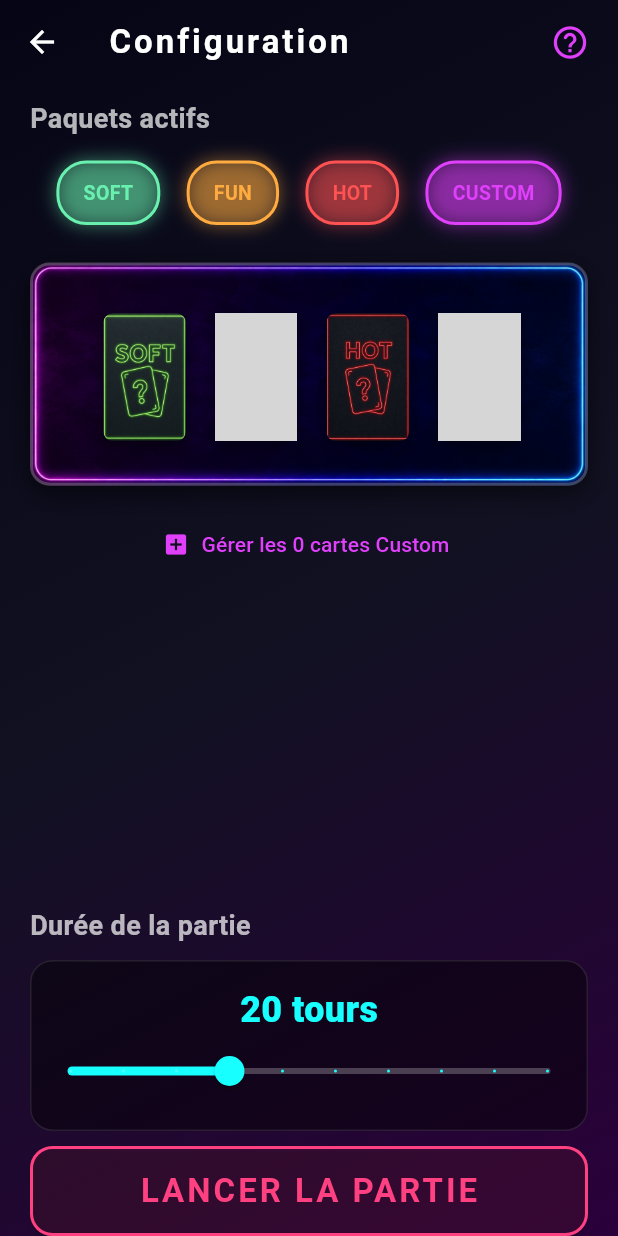
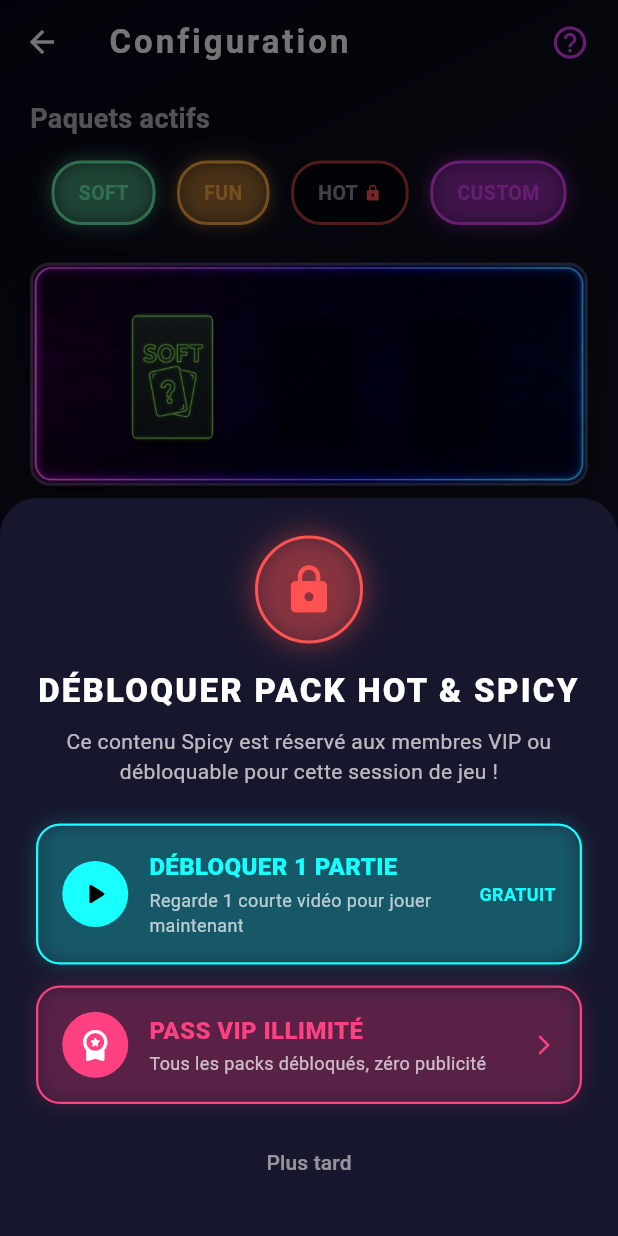
Before and after one commit to Erakiss/GameFLix, a Flutter app: the TodLobbyScreen screen opened directly with empty values, after a tap on "HOT", on a phone screen of 412 x 824 dp. Run offline on Flutter 3.47's test engine with Material 3 defaults, Android fonts, the light colour scheme and no system bars; our stand-ins replace audioplayers, auto_size_text, font_awesome_flutter, google_mobile_ads, shared_preferences; missing offline and left inert: purchases_flutter; accounts and stored records are empty; grey boxes are pictures that could not be loaded.

Commit message:
feat: implement AccessControlProvider with RevenueCat VIP and Rewarded Ad unlocks (#7)

```diff
--- a/lib/games/truth_or_dare/tod_lobby.dart
+++ b/lib/games/truth_or_dare/tod_lobby.dart
@@ -1,4 +1,5 @@
 import 'package:flutter/material.dart';
+import 'package:provider/provider.dart';
 import 'package:shared_preferences/shared_preferences.dart';
 import 'dart:convert';
 
@@ -6,7 +7,9 @@
 import 'package:gameflix/models/game_card.dart';
 import 'package:gameflix/games/truth_or_dare/tod_game.dart';
 import 'package:gameflix/shared/widgets/game_rules_sheet.dart';
+import 'package:gameflix/shared/widgets/unlock_pack_sheet.dart';
 import 'package:gameflix/services/pack_loader_service.dart';
+import 'package:gameflix/state/access_control_provider.dart';
 
 class TodLobbyScreen extends StatefulWidget {
   final List<Player> players;
@@ -127,6 +130,9 @@
   Widget build(BuildContext context) {
     if (_isLoading) return const Scaffold(body: Center(child: CircularProgressIndicator()));
 
+    final access = context.watch<AccessControlProvider>();
+    final bool canAccessHot = access.canAccess('tod_hot', isPremium: true);
+
     return Scaffold(
       appBar: AppBar(
         title: const Text("Configuration", style: TextStyle(fontWeight: FontWeight.bold, letterSpacing: 2)),
@@ -160,7 +166,26 @@
                   children: [
                     _buildMiniToggle("SOFT", Colors.greenAccent, _useSoft, () => _toggleDeck('SOFT', _useSoft)),
                     _buildMiniToggle("FUN", Colors.orangeAccent, _useFun, () => _toggleDeck('FUN', _useFun)),
-                    _buildMiniToggle("HOT", Colors.redAccent, _useHot, () => _toggleDeck('HOT', _useHot)),
+                    _buildMiniToggle(
+                      "HOT",
+                      Colors.redAccent,
+                      _useHot,
+                      () {
+                        if (!canAccessHot) {
+                          UnlockPackSheet.show(
+                            context,
+                            packId: 'tod_hot',
+                            packTitle: 'Pack Hot & Spicy',
+                            onUnlocked: () {
+                              _toggleDeck('HOT', false);
+                            },
+                          );
+                        } else {
+                          _toggleDeck('HOT', _useHot);
+                        }
+                      },
+                      isLocked: !canAccessHot,
+                    ),
                     _buildMiniToggle("CUSTOM", Colors.purpleAccent, _useCustom, () => _toggleDeck('CUSTOM', _useCustom)),
                   ],
                 ),
@@ -215,7 +240,13 @@
   }
 
   // Composant : Les petits boutons Néon
-  Widget _buildMiniToggle(String label, Color color, bool isActive, VoidCallback onTap) {
+  Widget _buildMiniToggle(
+    String label,
+    Color color,
+    bool isActive,
+    VoidCallback onTap, {
+    bool isLocked = false,
+  }) {
     return GestureDetector(
       onTap: onTap,
       child: AnimatedContainer(
@@ -223,11 +254,23 @@
         padding: const EdgeInsets.symmetric(horizontal: 16, vertical: 10),
         decoration: BoxDecoration(
           color: isActive ? color.withValues(alpha: 0.2) : Colors.black45,
-          border: Border.all(color: isActive ? color : Colors.white24, width: 2),
+          border: Border.all(
+            color: isLocked ? Colors.redAccent.withValues(alpha: 0.7) : (isActive ? color : Colors.white24),
+            width: 2,
+          ),
           borderRadius: BorderRadius.circular(20),
           boxShadow: isActive ? [BoxShadow(color: color.withValues(alpha: 0.5), blurRadius: 10)] : [],
         ),
-        child: Text(label, style: TextStyle(color: isActive ? color : Colors.white54, fontWeight: FontWeight.bold, fontSize: 13)),
+        child: Row(
+          mainAxisSize: MainAxisSize.min,
+          children: [
+            Text(label, style: TextStyle(color: isActive ? color : Colors.white54, fontWeight: FontWeight.bold, fontSize: 13)),
+            if (isLocked) ...[
+              const SizedBox(width: 4),
+              const Icon(Icons.lock_rounded, size: 12, color: Colors.redAccent),
+            ],
+          ],
+        ),
       ),
     );
   }
--- a/lib/hub/gameflix_hub.dart
+++ b/lib/hub/gameflix_hub.dart
@@ -9,6 +9,7 @@
 import 'package:gameflix/shared/widgets/hub_banner_ad.dart';
 import 'package:gameflix/shared/widgets/neon_volume_control.dart';
 import 'package:gameflix/state/players_controller.dart';
+import 'package:gameflix/state/access_control_provider.dart';
 
 class GameFlixHub extends StatefulWidget {
   const GameFlixHub({super.key});
@@ -26,6 +27,7 @@
       }
     });
     AdManager.instance.init();
+    AccessControlProvider.instance.resetTemporaryUnlocks();
   }
 
   void _openPlayerManager() {
--- /dev/null
+++ b/lib/shared/widgets/unlock_pack_sheet.dart
@@ -0,0 +1,281 @@
+// lib/shared/widgets/unlock_pack_sheet.dart
+import 'package:flutter/material.dart';
+import 'package:gameflix/services/ad_manager.dart';
+import 'package:gameflix/state/access_control_provider.dart';
+
+/// Boîte de dialogue modale permettant de débloquer un pack ou une catégorie Spicy :
+/// Option 1 : Abonnement VIP permanent (RevenueCat).
+/// Option 2 : Visionnage d'une publicité récompensée AdMob (déblocage pour la partie en cours).
+class UnlockPackSheet extends StatelessWidget {
+  final String packId;
+  final String packTitle;
+  final VoidCallback onUnlocked;
+
+  const UnlockPackSheet({
+    super.key,
+    required this.packId,
+    required this.packTitle,
+    required this.onUnlocked,
+  });
+
+  /// Ouvre la modale de déblocage
+  static Future<void> show(
+    BuildContext context, {
+    required String packId,
+    required String packTitle,
+    required VoidCallback onUnlocked,
+  }) {
+    return showModalBottomSheet(
+      context: context,
+      isScrollControlled: true,
+      backgroundColor: const Color(0xFF16162D),
+      shape: const RoundedRectangleBorder(
+        borderRadius: BorderRadius.vertical(top: Radius.circular(25)),
+      ),
+      builder: (_) => UnlockPackSheet(
+        packId: packId,
+        packTitle: packTitle,
+        onUnlocked: onUnlocked,
+      ),
+    );
+  }
+
+  void _watchRewardedAd(BuildContext context) {
+    final access = AccessControlProvider.instance;
+
+    ScaffoldMessenger.of(context).showSnackBar(
+      const SnackBar(
+        content: Text("Chargement de la vidéo récompensée... 🎬"),
+        duration: Duration(seconds: 2),
+      ),
+    );
+
+    AdManager.instance.showRewardedAd(
+      onUserEarnedReward: () {
+        access.unlockTemporarily(packId);
+        if (Navigator.of(context).canPop()) {
+          Navigator.of(context).pop();
+        }
+        onUnlocked();
+        ScaffoldMessenger.of(context).showSnackBar(
+          SnackBar(
+            content: Text("🔥 $packTitle débloqué pour cette partie !"),
+            backgroundColor: Colors.greenAccent.shade700,
+          ),
+        );
+      },
+      onAdFailed: () {
+        ScaffoldMessenger.of(context).showSnackBar(
+          const SnackBar(
+            content: Text("Vidéo indisponible ou appareil hors-ligne. Réessaie dans un instant !"),
+            backgroundColor: Colors.redAccent,
+          ),
+        );
+      },
+    );
+  }
+
+  void _buySubscription(BuildContext context) async {
+    final access = AccessControlProvider.instance;
+    final success = await access.purchaseSubscription();
+
+    if (!context.mounted) return;
+
+    if (success) {
+      if (Navigator.of(context).canPop()) {
+        Navigator.of(context).pop();
+      }
+      onUnlocked();
+      ScaffoldMessenger.of(context).showSnackBar(
+        const SnackBar(
+          content: Text("👑 Bienvenue VIP ! Tous les packs sont débloqués à vie !"),
+          backgroundColor: Colors.pinkAccent,
+        ),
+      );
+    } else {
+      ScaffoldMessenger.of(context).showSnackBar(
+        const SnackBar(
+          content: Text("Achat annulé ou indisponible."),
+          backgroundColor: Colors.orangeAccent,
+        ),
+      );
+    }
+  }
+
+  @override
+  Widget build(BuildContext context) {
+    return SafeArea(
+      child: Padding(
+        padding: const EdgeInsets.symmetric(horizontal: 24, vertical: 25),
+        child: Column(
+          mainAxisSize: MainAxisSize.min,
+          children: [
+            // 1. En-tête avec cadenas néon
+            Container(
+              padding: const EdgeInsets.all(16),
+              decoration: BoxDecoration(
+                color: Colors.redAccent.withValues(alpha: 0.15),
+                shape: BoxShape.circle,
+                border: Border.all(color: Colors.redAccent, width: 2),
+                boxShadow: [
+                  BoxShadow(
+                    color: Colors.redAccent.withValues(alpha: 0.4),
+                    blurRadius: 15,
+                    spreadRadius: 2,
+                  ),
+                ],
+              ),
+              child: const Icon(Icons.lock_rounded, color: Colors.redAccent, size: 36),
+            ),
+            const SizedBox(height: 16),
+
+            Text(
+              "DÉBLOQUER $packTitle".toUpperCase(),
+              textAlign: TextAlign.center,
+              style: const TextStyle(
+                fontSize: 22,
+                fontWeight: FontWeight.w900,
+                color: Colors.white,
+                letterSpacing: 1.5,
+              ),
+            ),
+            const SizedBox(height: 8),
+
+            const Text(
+              "Ce contenu Spicy est réservé aux membres VIP ou débloquable pour cette session de jeu !",
+              textAlign: TextAlign.center,
+              style: TextStyle(fontSize: 14, color: Colors.white70),
+            ),
+            const SizedBox(height: 25),
+
+            // 2. Option 1 : Déblocage 1 partie (Gratuit via Rewarded Ad)
+            InkWell(
+              onTap: () => _watchRewardedAd(context),
+              borderRadius: BorderRadius.circular(16),
+              child: Container(
+                padding: const EdgeInsets.all(16),
+                decoration: BoxDecoration(
+                  color: Colors.cyanAccent.withValues(alpha: 0.1),
+                  borderRadius: BorderRadius.circular(16),
+                  border: Border.all(color: Colors.cyanAccent, width: 1.5),
+                  boxShadow: [
+                    BoxShadow(
+                      color: Colors.cyanAccent.withValues(alpha: 0.2),
+                      blurRadius: 10,
+                    ),
+                  ],
+                ),
+                child: Row(
+                  children: [
+                    Container(
+                      padding: const EdgeInsets.all(10),
+                      decoration: const BoxDecoration(
+                        color: Colors.cyanAccent,
+                        shape: BoxShape.circle,
+                      ),
+                      child: const Icon(Icons.play_arrow_rounded, color: Colors.black, size: 24),
+                    ),
+                    const SizedBox(width: 14),
+                    const Expanded(
+                      child: Column(
+                        crossAxisAlignment: CrossAxisAlignment.start,
+                        children: [
+                          Text(
+                            "DÉBLOQUER 1 PARTIE",
+                            style: TextStyle(
+                              color: Colors.cyanAccent,
+                              fontWeight: FontWeight.w900,
+                              fontSize: 16,
+                            ),
+                          ),
+                          SizedBox(height: 2),
+                          Text(
+                            "Regarde 1 courte vidéo pour jouer maintenant",
+                            style: TextStyle(color: Colors.white70, fontSize: 12),
+                          ),
+                        ],
+                      ),
+                    ),
+                    const Text(
+                      "GRATUIT",
+                      style: TextStyle(
+                        color: Colors.cyanAccent,
+                        fontWeight: FontWeight.bold,
+                        fontSize: 12,
+                      ),
+                    ),
+                  ],
+                ),
+              ),
+            ),
+            const SizedBox(height: 14),
+
+            // 3. Option 2 : Pass VIP Illimité (RevenueCat)
+            InkWell(
+              onTap: () => _buySubscription(context),
+              borderRadius: BorderRadius.circular(16),
+              child: Container(
+                padding: const EdgeInsets.all(16),
+                decoration: BoxDecoration(
+                  color: Colors.pinkAccent.withValues(alpha: 0.1),
+                  borderRadius: BorderRadius.circular(16),
+                  border: Border.all(color: Colors.pinkAccent, width: 1.5),
+                  boxShadow: [
+                    BoxShadow(
+                      color: Colors.pinkAccent.withValues(alpha: 0.2),
+                      blurRadius: 10,
+                    ),
+                  ],
+                ),
+                child: Row(
+                  children: [
+                    Container(
+                      padding: const EdgeInsets.all(10),
+                      decoration: const BoxDecoration(
+                        color: Colors.pinkAccent,
+                        shape: BoxShape.circle,
+                      ),
+                      child: const Icon(Icons.workspace_premium_rounded, color: Colors.white, size: 24),
+                    ),
+                    const SizedBox(width: 14),
+                    const Expanded(
+                      child: Column(
+                        crossAxisAlignment: CrossAxisAlignment.start,
+                        children: [
+                          Text(
+                            "PASS VIP ILLIMITÉ",
+                            style: TextStyle(
+                              color: Colors.pinkAccent,
+                              fontWeight: FontWeight.w900,
+                              fontSize: 16,
+                            ),
+                          ),
+                          SizedBox(height: 2),
+                          Text(
+                            "Tous les packs débloqués, zéro publicité",
+                            style: TextStyle(color: Colors.white70, fontSize: 12),
+                          ),
+                        ],
+                      ),
+                    ),
+                    const Icon(Icons.arrow_forward_ios_rounded, color: Colors.pinkAccent, size: 16),
+                  ],
+                ),
+              ),
+            ),
+            const SizedBox(height: 15),
+
+            // 4. Bouton Annuler
+            TextButton(
+              onPressed: () => Navigator.of(context).pop(),
+              child: const Text(
+                "Plus tard",
+                style: TextStyle(color: Colors.white54, fontSize: 14),
+              ),
+            ),
+          ],
+        ),
+      ),
+    );
+  }
+}
--- a/pubspec.yaml
+++ b/pubspec.yaml
@@ -17,6 +17,7 @@
   audioplayers: ^6.7.1
   provider: ^6.1.5+1
   google_mobile_ads: ^9.2.0
+  purchases_flutter: ^10.18.1
 
 dev_dependencies:
   flutter_test:
```
Also changed, not shown: assets/data/packs_manifest.json (+16 -0 lines), lib/games/never_have_i_ever/nhie_lobby.dart (+35 -1 lines), lib/main.dart (+8 -3 lines), lib/shared/navigation.dart (+5 -2 lines), lib/shared/widgets/neon_category_switch.dart (+56 -5 lines), lib/state/access_control_provider.dart (added, +181 -0 lines), pubspec.lock, 2 other files.
